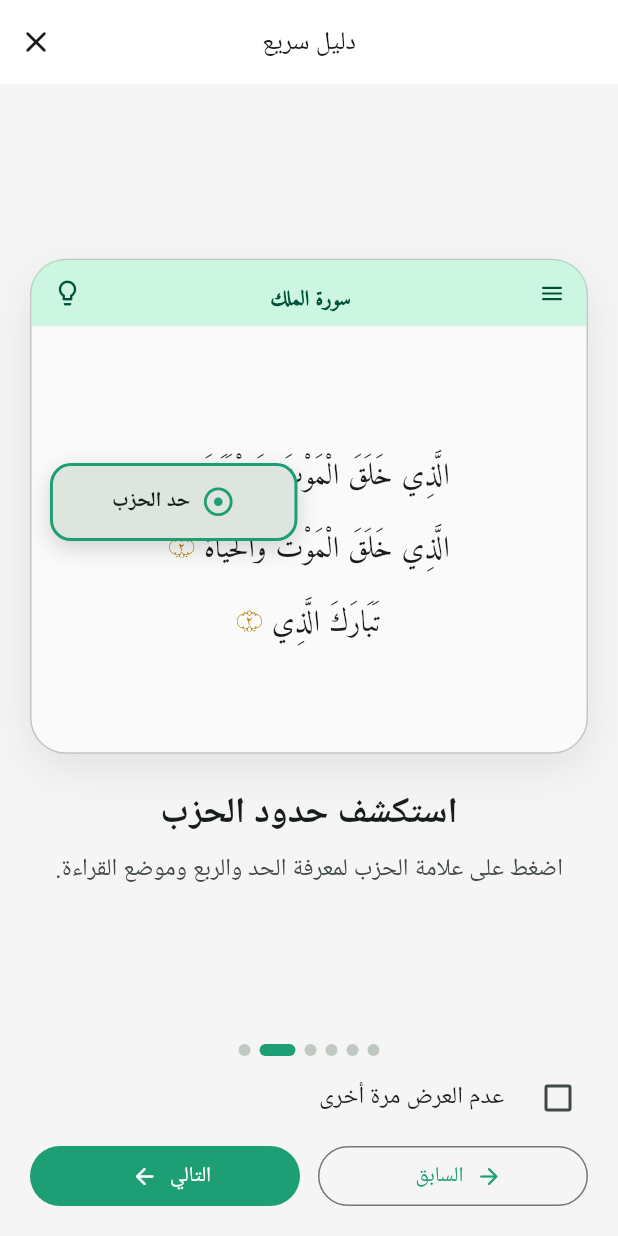
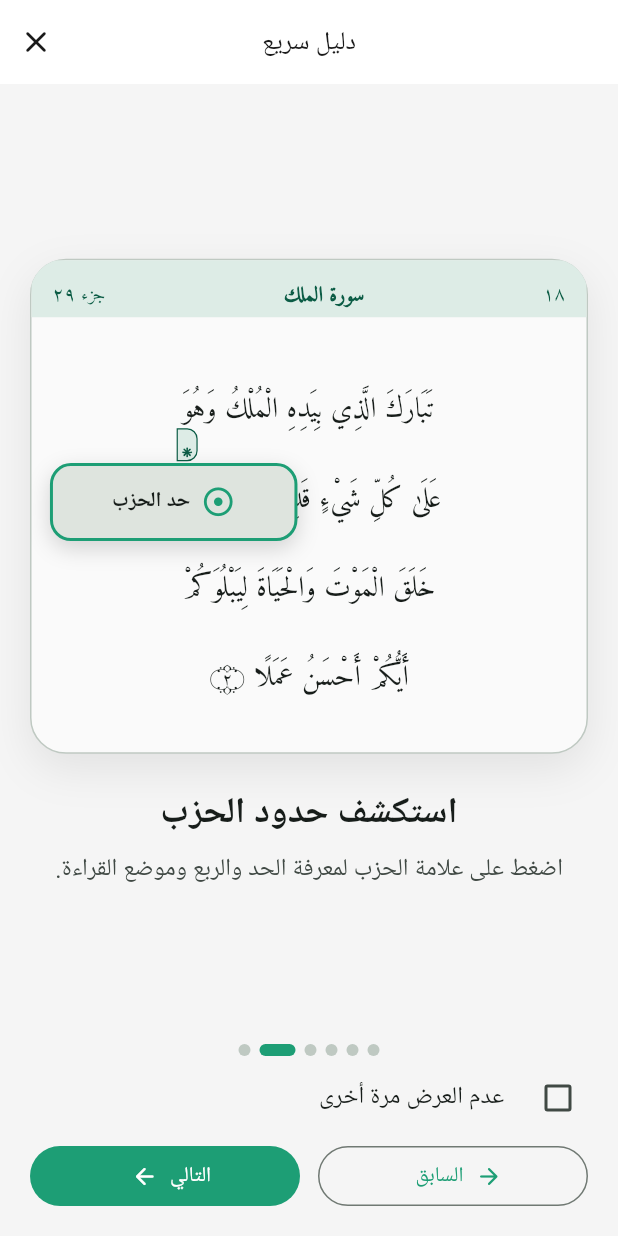
Before and after one commit to ahmed-ebaid/tajweed_app, a Flutter app: the screen it shows after launch, swiped to page 5, on a phone screen of 412 x 824 dp. Run offline on Flutter 3.47's test engine with Material 3 defaults, Android fonts, the phone set to English and light mode, and no system bars; our stand-ins replace connectivity_plus, dio, google_fonts, hive_flutter, just_audio, share_plus and 1 more; missing offline and left inert: app_attest; accounts and stored records are empty; network calls fail.

Commit message:
Redesign onboarding mockups: Mushaf-style layout for Hizb/page-bookmark pages
- Hizb boundary and Mushaf page bookmark guide pages now render a
  Mushaf-page-style mockup (surah/page/juz header, printed lines,
  border Hizb marker) instead of the generic ayah-by-ayah card, so
  users can tell these features are specific to Mushaf page view.
- Fixed the 'Discover Tajweed rules' pointer to sit directly under
  the highlighted colored word instead of floating unrelated to it.

Co-authored-by: Copilot App <223556219+Copilot@users.noreply.github.com>

```diff
--- a/lib/features/onboarding/onboarding_screen.dart
+++ b/lib/features/onboarding/onboarding_screen.dart
@@ -212,11 +212,17 @@ class _GuidePage extends StatelessWidget {
                   label: l10n.get('onboarding_mockup_semantics_${index + 1}'),
                   image: true,
                   child: ExcludeSemantics(
-                    child: _ReaderMockup(
-                      page: index,
-                      height: compact ? 245 : 330,
-                      calloutLabel: l10n.get('onboarding_mockup_callout_${index + 1}'),
-                    ),
+                    child: index == 4 || index == 5
+                        ? _MushafMockup(
+                            page: index,
+                            height: compact ? 245 : 330,
+                            calloutLabel: l10n.get('onboarding_mockup_callout_${index + 1}'),
+                          )
+                        : _ReaderMockup(
+                            page: index,
+                            height: compact ? 245 : 330,
+                            calloutLabel: l10n.get('onboarding_mockup_callout_${index + 1}'),
+                          ),
                   ),
                 ),
                 SizedBox(height: compact ? 16 : 24),
@@ -318,6 +324,130 @@ class _ReaderMockup extends StatelessWidget {
   }
 }
 
+/// Mockup resembling the Mushaf page view (used for the Hizb-boundary and
+/// page-bookmark guide pages), so users can tell these features live in the
+/// printed-page reader, not the ayah-by-ayah view.
+class _MushafMockup extends StatelessWidget {
+  final int page;
+  final double height;
+  final String calloutLabel;
+
+  const _MushafMockup({required this.page, required this.height, required this.calloutLabel});
+
+  @override
+  Widget build(BuildContext context) {
+    final colors = Theme.of(context).colorScheme;
+    const accent = Color(0xFF0B5C45);
+    const fill = Color(0xFFDDECE6);
+    return Container(
+      width: double.infinity,
+      height: height,
+      constraints: const BoxConstraints(maxWidth: 560),
+      decoration: BoxDecoration(
+        color: colors.surface,
+        borderRadius: BorderRadius.circular(24),
+        border: Border.all(color: colors.outlineVariant),
+        boxShadow: [
+          BoxShadow(color: colors.shadow.withValues(alpha: 0.08), blurRadius: 24, offset: const Offset(0, 10)),
+        ],
+      ),
+      clipBehavior: Clip.antiAlias,
+      child: Stack(
+        children: [
+          Column(
+            children: [
+              Container(
+                height: 38,
+                padding: const EdgeInsets.symmetric(horizontal: 14),
+                color: fill,
+                child: Row(
+                  children: [
+                    const Text('١٨', style: TextStyle(fontFamily: 'AmiriQuran', color: accent, fontSize: 13)),
+                    const Spacer(),
+                    Text(
+                      'سورة الملك',
+                      style: TextStyle(fontFamily: 'AmiriQuran', color: accent, fontWeight: FontWeight.w700),
+                    ),
+                    const Spacer(),
+                    const Text('جزء ٢٩', style: TextStyle(fontFamily: 'AmiriQuran', color: accent, fontSize: 13)),
+                  ],
+                ),
+              ),
+              Expanded(
+                child: Padding(
+                  padding: const EdgeInsets.symmetric(vertical: 14, horizontal: 10),
+                  child: Stack(
+                    clipBehavior: Clip.none,
+                    children: [
+                      Column(
+                        mainAxisAlignment: MainAxisAlignment.spaceEvenly,
+                        children: const [
+                          _MushafPrintedLineMock(text: 'تَبَارَكَ الَّذِي بِيَدِهِ الْمُلْكُ وَهُوَ'),
+                          _MushafPrintedLineMock(text: 'عَلَىٰ كُلِّ شَيْءٍ قَدِيرٌ ۝١ الَّذِي'),
+                          _MushafPrintedLineMock(text: 'خَلَقَ الْمَوْتَ وَالْحَيَاةَ لِيَبْلُوَكُمْ'),
+                          _MushafPrintedLineMock(text: 'أَيُّكُمْ أَحْسَنُ عَمَلًا ۝٢'),
+                        ],
+                      ),
+                      if (page == 4)
+                        Positioned(
+                          left: 0,
+                          top: 60,
+                          child: Tooltip(
+                            message: 'حزب ١٤ ربع ٣',
+                            child: Container(
+                              width: 14,
+                              height: 22,
+                              alignment: Alignment.center,
+                              decoration: BoxDecoration(
+                                color: fill,
+                                borderRadius: const BorderRadius.horizontal(right: Radius.circular(7)),
+                                border: Border.all(color: accent, width: 0.8),
+                              ),
+                              child: const Text(
+                                '\u06DE',
+                                style: TextStyle(
+                                  fontFamily: 'AmiriQuran',
+                                  fontSize: 11,
+                                  height: 1,
+                                  color: accent,
+                                  fontWeight: FontWeight.w600,
+                                ),
+                              ),
+                            ),
+                          ),
+                        ),
+                    ],
+                  ),
+                ),
+              ),
+            ],
+          ),
+          _InteractionOverlay(page: page, label: calloutLabel),
+        ],
+      ),
+    );
+  }
+}
+
+class _MushafPrintedLineMock extends StatelessWidget {
+  final String text;
+
+  const _MushafPrintedLineMock({required this.text});
+
+  @override
+  Widget build(BuildContext context) {
+    final base = Theme.of(context).colorScheme.onSurface;
+    return FittedBox(
+      fit: BoxFit.scaleDown,
+      child: Text(
+        text,
+        textDirection: TextDirection.rtl,
+        style: TextStyle(fontFamily: 'AmiriQuran', fontSize: 19, height: 1.9, color: base),
+      ),
+    );
+  }
+}
+
 class _MockAyah extends StatelessWidget {
   final bool highlightTajweed;
   final bool short;
@@ -369,7 +499,7 @@ class _InteractionOverlay extends StatelessWidget {
     final colors = Theme.of(context).colorScheme;
     final overlayColor = colors.primary;
     final config = switch (page) {
-      0 => (const Alignment(0.50, -0.04), Icons.touch_app_rounded, label, const Size(150, 52)),
+      0 => (const Alignment(-0.25, -0.32), Icons.touch_app_rounded, label, const Size(150, 52)),
       1 => (const Alignment(0.88, -0.89), Icons.lightbulb_rounded, label, const Size(178, 58)),
       2 => (const Alignment(0.18, -0.10), Icons.graphic_eq_rounded, label, const Size(110, 52)),
       3 => (const Alignment(-0.60, 0.40), Icons.bookmark_add_rounded, label, const Size(125, 52)),
```
